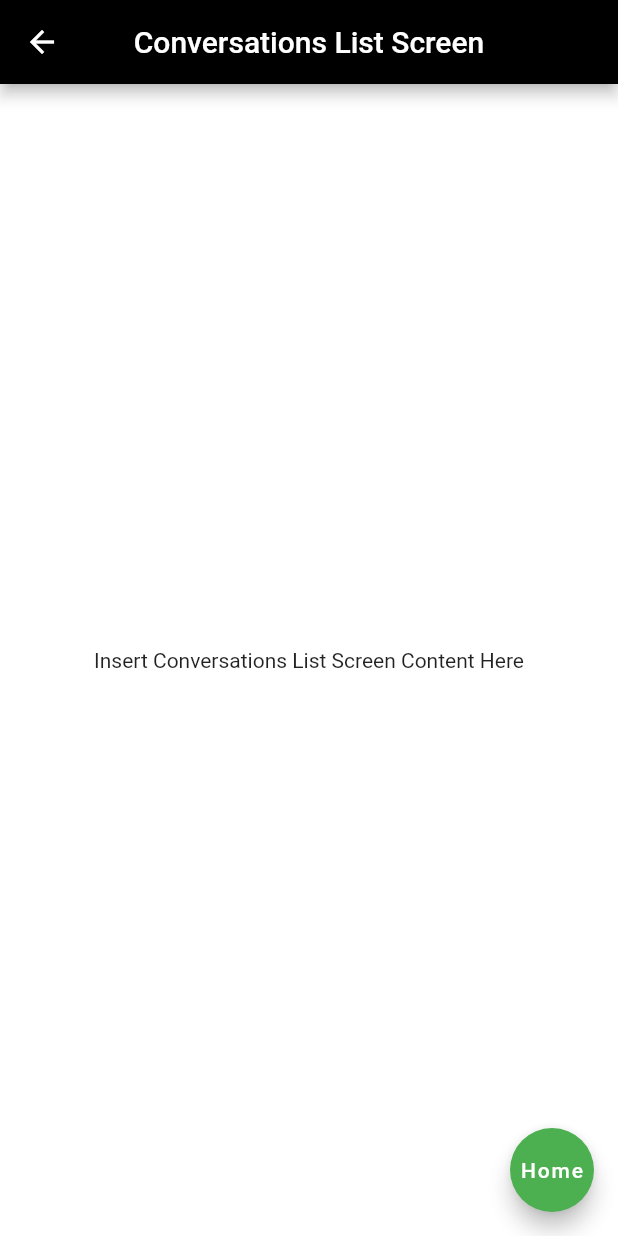
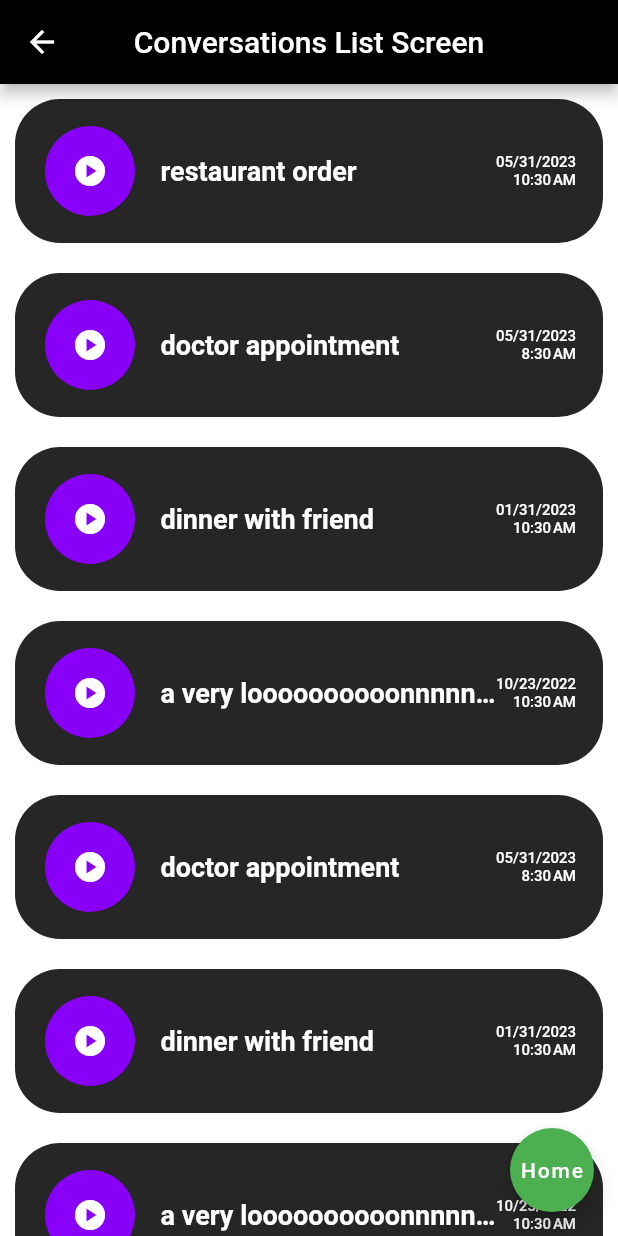
Before and after one commit to umgc/summer2023, a Flutter app: the ConversationsListScreen screen opened by its route, on a phone screen of 412 x 824 dp. Run offline on Flutter 3.47's test engine with Material 2 defaults, Android fonts, the phone set to English and light mode, and no system bars; our stand-ins replace flutter_native_splash.

Commit message:
created conversation state with some test conversations. the conversations list screen is populated with the test convos. Removal of conversation by tapping on one.

```diff
--- a/talker-mobile-app/lib/main.dart
+++ b/talker-mobile-app/lib/main.dart
@@ -1,19 +1,24 @@
 import 'package:flutter/material.dart';
 import 'package:flutter_native_splash/flutter_native_splash.dart';
+import 'package:provider/provider.dart';
 import 'package:talker_mobile_app/screens/conversationsListScreen.dart';
 import 'package:talker_mobile_app/screens/homeScreen.dart';
 import 'package:talker_mobile_app/screens/recordingScreen.dart';
+import 'package:talker_mobile_app/state/conversations_provider.dart';
 
 Future main() async {
   await Future.delayed(const Duration(seconds: 1));
   FlutterNativeSplash.remove();
 
-  runApp(MaterialApp(
+  runApp(ChangeNotifierProvider<ConversationsProvider>(
+    create: (_) => ConversationsProvider(),
+    child: MaterialApp(
       initialRoute: '/home',
       routes: {
         '/home': (context) => const HomeScreen(),
         '/recording': (context) => const RecordingScreen(),
         '/conversationsList': (context) => const ConversationsListScreen(),
       },
+    ),
   ));
 }
--- a/talker-mobile-app/lib/screens/conversationsListScreen.dart
+++ b/talker-mobile-app/lib/screens/conversationsListScreen.dart
@@ -1,4 +1,9 @@
 import 'package:flutter/material.dart';
+import 'package:provider/provider.dart';
+import 'package:talker_mobile_app/models/conversation.dart';
+import 'package:talker_mobile_app/state/conversations_provider.dart';
+
+import '../widgets/conversationListItem.dart';
 
 class ConversationsListScreen extends StatefulWidget {
   const ConversationsListScreen({Key? key}) : super(key: key);
@@ -9,8 +14,14 @@ class ConversationsListScreen extends StatefulWidget {
 }
 
 class _ConversationsListScreenState extends State<ConversationsListScreen> {
+  void removeConversation(BuildContext context, Conversation conversation) {
+    context.read<ConversationsProvider>().removeConversation(conversation);
+  }
+
   @override
   Widget build(BuildContext context) {
+    var conversations = context.watch<ConversationsProvider>().conversations;
+
     return Scaffold(
       backgroundColor: Colors.white,
       appBar: AppBar(
@@ -18,8 +29,16 @@ class _ConversationsListScreenState extends State<ConversationsListScreen> {
         centerTitle: true,
         backgroundColor: Colors.black,
       ),
-      body:
-          Center(child: Text('Insert Conversations List Screen Content Here')),
+      body: Container(
+          alignment: Alignment.center,
+          child: ListView(
+            physics: const BouncingScrollPhysics(),
+            children: conversations.map((conversation) {
+              return ConversationListItem(
+                  conversation: conversation,
+                  onTap: () => removeConversation(context, conversation));
+            }).toList(),
+          )),
       floatingActionButton: FloatingActionButton(
         onPressed: () {
           Navigator.pushNamed(context, '/home');
--- /dev/null
+++ b/talker-mobile-app/lib/state/conversations_provider.dart
@@ -0,0 +1,100 @@
+import 'package:flutter/cupertino.dart';
+
+import '../models/conversation.dart';
+
+final List<Conversation> test = [
+  Conversation(
+      title: 'restaurant order',
+      recordedDate: DateTime.now(),
+      duration: Duration(),
+      content: '',
+      audioFilePath: ''),
+  Conversation(
+      title: 'doctor appointment',
+      recordedDate: DateTime.now().add(const Duration(minutes: -120)),
+      duration: Duration(),
+      content: '',
+      audioFilePath: ''),
+  Conversation(
+      title: 'dinner with friend',
+      recordedDate: DateTime.now().add(const Duration(days: -120)),
+      duration: Duration(),
+      content: '',
+      audioFilePath: ''),
+  Conversation(
+      title: 'a very loooooooooonnnnnng title',
+      recordedDate: DateTime.now().add(const Duration(days: -220)),
+      duration: Duration(),
+      content: '',
+      audioFilePath: ''),
+  Conversation(
+      title: 'doctor appointment',
+      recordedDate: DateTime.now().add(const Duration(minutes: -120)),
+      duration: Duration(),
+      content: '',
+      audioFilePath: ''),
+  Conversation(
+      title: 'dinner with friend',
+      recordedDate: DateTime.now().add(const Duration(days: -120)),
+      duration: Duration(),
+      content: '',
+      audioFilePath: ''),
+  Conversation(
+      title: 'a very loooooooooonnnnnng title',
+      recordedDate: DateTime.now().add(const Duration(days: -220)),
+      duration: Duration(),
+      content: '',
+      audioFilePath: ''),
+  Conversation(
+      title: 'doctor appointment',
+      recordedDate: DateTime.now().add(const Duration(minutes: -120)),
+      duration: Duration(),
+      content: '',
+      audioFilePath: ''),
+  Conversation(
+      title: 'dinner with friend',
+      recordedDate: DateTime.now().add(const Duration(days: -120)),
+      duration: Duration(),
+      content: '',
+      audioFilePath: ''),
+  Conversation(
+      title: 'a very loooooooooonnnnnng title',
+      recordedDate: DateTime.now().add(const Duration(days: -220)),
+      duration: Duration(),
+      content: '',
+      audioFilePath: ''),
+  Conversation(
+      title: 'doctor appointment',
+      recordedDate: DateTime.now().add(const Duration(minutes: -120)),
+      duration: Duration(),
+      content: '',
+      audioFilePath: ''),
+  Conversation(
+      title: 'dinner with friend',
+      recordedDate: DateTime.now().add(const Duration(days: -120)),
+      duration: Duration(),
+      content: '',
+      audioFilePath: ''),
+  Conversation(
+      title: 'a very loooooooooonnnnnng title',
+      recordedDate: DateTime.now().add(const Duration(days: -220)),
+      duration: Duration(),
+      content: '',
+      audioFilePath: ''),
+];
+
+class ConversationsProvider with ChangeNotifier {
+  final List<Conversation> _conversations = test;
+
+  List<Conversation> get conversations => _conversations;
+
+  void addConversation(Conversation conversation) {
+    _conversations.add(conversation);
+    notifyListeners();
+  }
+
+  void removeConversation(Conversation conversation) {
+    _conversations.remove(conversation);
+    notifyListeners();
+  }
+}
--- a/talker-mobile-app/lib/widgets/conversationListItem.dart
+++ b/talker-mobile-app/lib/widgets/conversationListItem.dart
@@ -4,10 +4,12 @@ import 'package:intl/intl.dart';
 import '../models/conversation.dart';
 
 class ConversationListItem extends StatelessWidget {
-  ConversationListItem({required this.conversation, Key? key})
+  ConversationListItem(
+      {required this.conversation, required this.onTap, Key? key})
       : super(key: key);
 
   final Conversation conversation;
+  final Function() onTap;
 
   @override
   Widget build(BuildContext context) {
@@ -18,7 +20,7 @@ class ConversationListItem extends StatelessWidget {
           borderRadius: BorderRadius.all(Radius.circular(30))),
       margin: const EdgeInsets.all(10),
       child: TextButton(
-        onPressed: () {},
+        onPressed: onTap,
         child: Container(
           padding: const EdgeInsets.all(10),
           child: Row(
--- a/talker-mobile-app/pubspec.yaml
+++ b/talker-mobile-app/pubspec.yaml
@@ -37,6 +37,7 @@ dependencies:
   cupertino_icons: ^1.0.2
   intl: ^0.18.1
   flutter_native_splash: ^2.3.0
+  provider: ^6.0.5
 
   #Run commands to generate splash screen
   # 1. flutter clean
```
Also changed, not shown: talker-mobile-app/pubspec.lock. Lines whose indentation alone changed are shown as unchanged.
